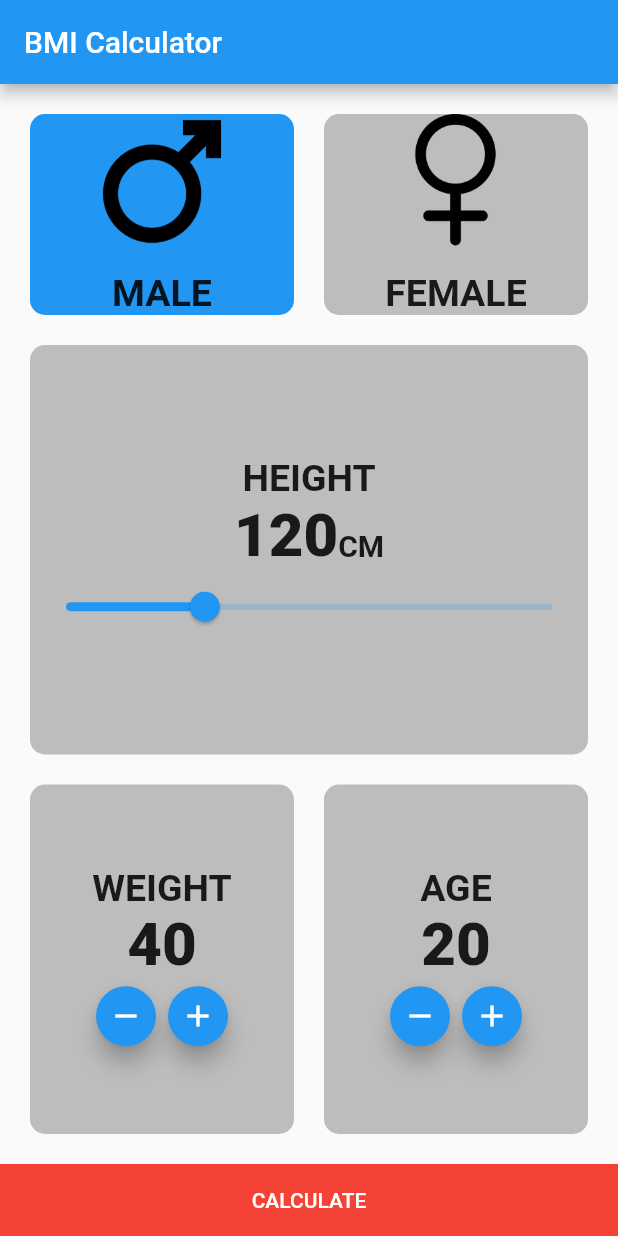
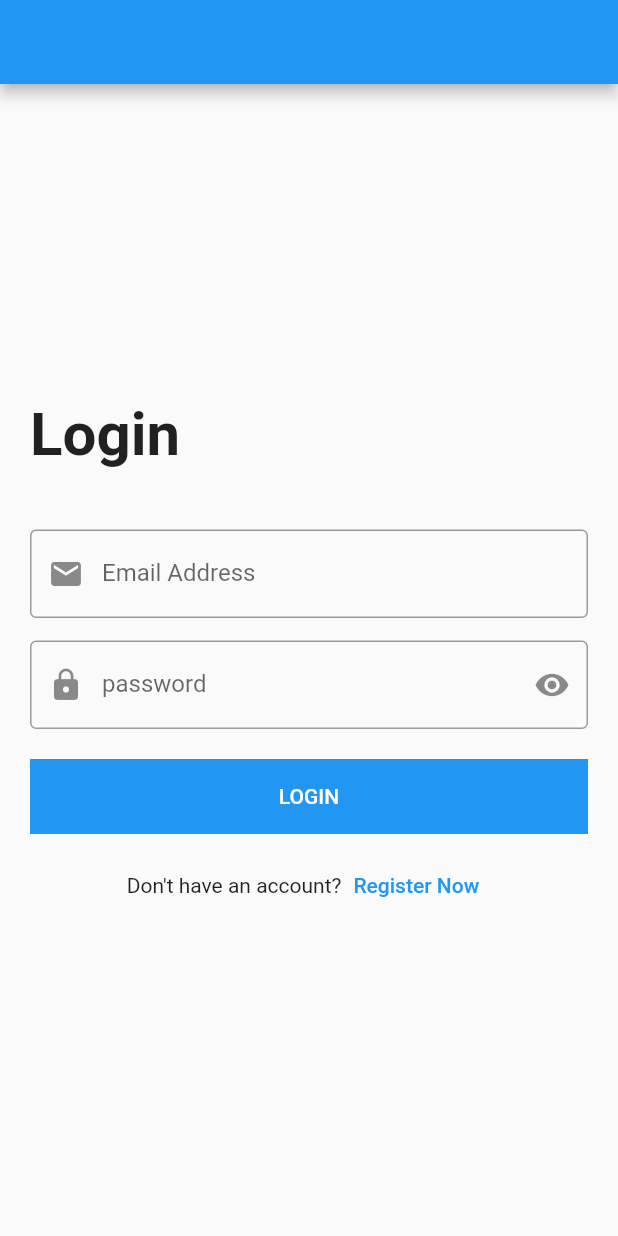
Before and after one commit to ismailsaid2001/BMI_calculator, a Flutter app: the screen it shows after launch, on a phone screen of 412 x 824 dp. Run offline on Flutter 3.47's test engine with Material 2 defaults, Android fonts, the phone set to English and light mode, and no system bars.

Commit message:
second commit

```diff
--- a/lib/main.dart
+++ b/lib/main.dart
@@ -1,4 +1,6 @@
-import 'package:bmi_calculator/bmiscreen.dart';
+import 'package:bmi_calculator/modules/bmi/bmiscreen.dart';
+import 'package:bmi_calculator/modules/login/login_screen.dart';
+import 'package:bmi_calculator/modules/users/users_screen.dart';
 import 'package:flutter/material.dart';
 
 void main() {
@@ -26,7 +28,7 @@ class MyApp extends StatelessWidget {
         primarySwatch: Colors.blue,
       ),
       debugShowCheckedModeBanner: false,
-      home: const BmiScreen(),
+      home:  LoginScreen(),
     );
   }
 }
--- a/lib/bmiscreen.dart
+++ b/lib/modules/bmi/bmiscreen.dart
@@ -1,6 +1,5 @@
 import 'dart:math';
-
-import 'package:bmi_calculator/bmiresultscreen.dart';
+import 'package:bmi_calculator/modules/bmi_result/bmiresultscreen.dart';
 import 'package:flutter/foundation.dart';
 import 'package:flutter/material.dart';
 
--- /dev/null
+++ b/lib/modules/login/login_screen.dart
@@ -0,0 +1,97 @@
+import 'package:bmi_calculator/shared/components/components.dart';
+import 'package:flutter/foundation.dart';
+import 'package:flutter/material.dart';
+
+class LoginScreen extends StatelessWidget {
+  var emailController = TextEditingController();
+  var passwordController = TextEditingController();
+  var formKey = GlobalKey<FormState>();
+
+  LoginScreen({super.key});
+
+  @override
+  Widget build(BuildContext context) {
+    return Scaffold(
+      appBar: AppBar(),
+      body: Padding(
+        padding: const EdgeInsets.all(20.0),
+        child: Center(
+          child: SingleChildScrollView(
+            child: Form(
+              key: formKey,
+              child: Column(
+                crossAxisAlignment: CrossAxisAlignment.start,
+                children: [
+                  const Text(
+                    'Login',
+                    style: TextStyle(
+                      fontSize: 40.0,
+                      fontWeight: FontWeight.bold,
+                    ),
+                  ),
+                  const SizedBox(
+                    height: 40.0,
+                  ),
+                  defaultFormField(controller: emailController,prefix: Icons.email, type: TextInputType.emailAddress, onSubmit: (value){}, onChange:(value){} , label:'Email Address', validate:(value) {
+                    if (value!.isEmpty) {
+                      return 'email address must not be empty';
+                    }
+                    return null;
+                  }, ),
+                  const SizedBox(
+                    height: 15.0,
+                  ),
+                  defaultFormField(suffix:Icons.remove_red_eye,prefix:Icons.lock,controller: passwordController,isPassword: true,
+                    type: TextInputType.visiblePassword,
+                    onSubmit: (value){},
+                    onChange:(value){},
+                    label: 'password',
+                    validate:(String? value) {
+                    if (value == null || value.isEmpty) {
+                      return 'Password must not be empty';
+                    }
+                    return null;
+
+                  }, ) ,
+                  const SizedBox(
+                    height: 20.0,
+                  ),
+                  Container(
+                      width: double.infinity,
+                      color: Colors.blue,
+                      child: defaultButton(
+                          function: () {
+                            if (formKey.currentState != null && formKey.currentState!.validate()) {
+                              if (kDebugMode) {
+                                print(emailController.text);
+                                print(passwordController.text);
+                              }
+                            }
+                          },
+                          text: 'LOGIN')),
+                  const SizedBox(
+                    height: 10.0,
+                  ),
+                  Row(
+                    mainAxisAlignment: MainAxisAlignment.center,
+                    children: [
+                      const Text(
+                        'Don\'t have an account?',
+                      ),
+                      TextButton(
+                        onPressed: () {},
+                        child: const Text(
+                          'Register Now',
+                        ),
+                      ),
+                    ],
+                  ),
+                ],
+              ),
+            ),
+          ),
+        ),
+      ),
+    );
+  }
+}
--- /dev/null
+++ b/lib/shared/components/components.dart
@@ -0,0 +1,53 @@
+import 'package:flutter/material.dart';
+
+Widget defaultButton({
+  double width = double.infinity,
+  Color background = Colors.blue,
+  bool isUpperCase = true,
+  double radius = 3.0,
+  required void Function() function,
+  required String text,
+}) => Container(
+  width: width,
+  height: 50.0,
+  decoration: BoxDecoration(
+    borderRadius: BorderRadius.circular(
+      radius,
+    ),
+    color: background,
+  ),
+  child: MaterialButton(
+    onPressed: function,
+    child: Text(
+      isUpperCase ? text.toUpperCase() : text,
+      style: const TextStyle(
+        color: Colors.white,
+      ),
+    ),
+  ),
+);
+
+Widget defaultFormField({
+  required TextEditingController controller,
+  required TextInputType type,
+  bool isPassword=false,
+  required void Function(String) onSubmit,
+  required void Function(String) onChange,
+  required IconData prefix,
+  required String label ,
+  IconData? suffix,
+  required String? Function(String?)? validate, // Updated type to nullable String
+}) => TextFormField(
+  controller: controller,
+  keyboardType: type,
+  onFieldSubmitted: onSubmit,
+  onChanged: onChange,
+  obscureText:isPassword,
+  validator: validate,
+  decoration: InputDecoration(
+    labelText:label ,
+    prefixIcon:Icon(prefix),
+    suffixIcon:suffix!=null?Icon(suffix):null,
+    border: OutlineInputBorder(),
+  ),
+);
```
Also changed, not shown: lib/models/user_model.dart (added, +11 -0 lines), lib/modules/home/home_screen.dart (added, +96 -0 lines), lib/modules/users/users_screen.dart (added, +140 -0 lines), lib/modules/bmi_result/bmiresultscreen.dart (renamed from lib/bmiresultscreen.dart), lib/shared/components/constants.dart (added), lib/shared/styles/colors.dart (added), lib/shared/styles/styles.dart (added).
